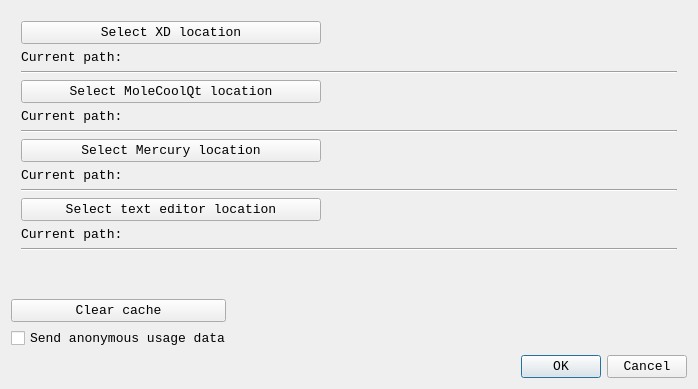
The window that src/pref.ui (mcrav/XDToolkit) describes before a commit, drawn with Qt 5.
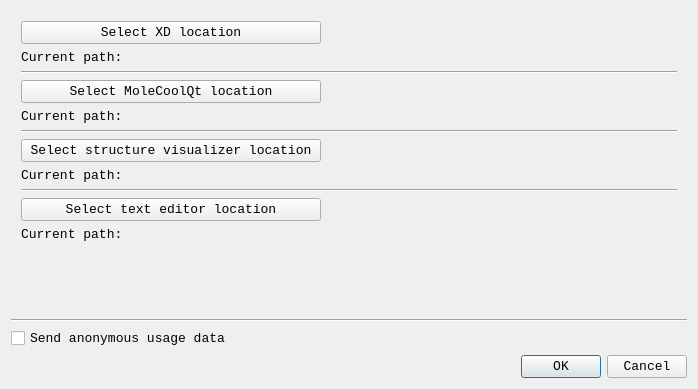
The same window after the commit. Icons and pictures are not drawn.

Patch:
```diff
--- a/src/pref.ui
+++ b/src/pref.ui
@@ -27,6 +27,23 @@
     <normaloff>flatearth.ico</normaloff>flatearth.ico</iconset>
   </property>
   <layout class="QGridLayout" name="gridLayout">
+   <item row="3" column="0">
+    <widget class="QCheckBox" name="anonDatBox">
+     <property name="text">
+      <string>Send anonymous usage data</string>
+     </property>
+    </widget>
+   </item>
+   <item row="5" column="0">
+    <widget class="QDialogButtonBox" name="buttonBox">
+     <property name="orientation">
+      <enum>Qt::Horizontal</enum>
+     </property>
+     <property name="standardButtons">
+      <set>QDialogButtonBox::Cancel|QDialogButtonBox::Ok</set>
+     </property>
+    </widget>
+   </item>
    <item row="0" column="0">
     <layout class="QVBoxLayout" name="verticalLayout_3">
      <property name="leftMargin">
@@ -104,7 +121,7 @@
         </size>
        </property>
        <property name="text">
-        <string>Select Mercury location</string>
+        <string>Select structure visualizer location</string>
        </property>
       </widget>
      </item>
@@ -142,13 +159,6 @@
        </property>
       </widget>
      </item>
-     <item>
-      <widget class="Line" name="line_4">
-       <property name="orientation">
-        <enum>Qt::Horizontal</enum>
-       </property>
-      </widget>
-     </item>
      <item>
       <spacer name="verticalSpacer_2">
        <property name="orientation">
@@ -164,74 +174,13 @@
      </item>
     </layout>
    </item>
-   <item row="5" column="0">
-    <widget class="QDialogButtonBox" name="buttonBox">
+   <item row="2" column="0">
+    <widget class="Line" name="line_5">
      <property name="orientation">
       <enum>Qt::Horizontal</enum>
      </property>
-     <property name="standardButtons">
-      <set>QDialogButtonBox::Cancel|QDialogButtonBox::Ok</set>
-     </property>
     </widget>
    </item>
-   <item row="3" column="0">
-    <widget class="QCheckBox" name="anonDatBox">
-     <property name="text">
-      <string>Send anonymous usage data</string>
-     </property>
-    </widget>
-   </item>
-   <item row="1" column="0">
-    <layout class="QHBoxLayout" name="horizontalLayout">
-     <property name="topMargin">
-      <number>0</number>
-     </property>
-     <item>
-      <widget class="QPushButton" name="clearCacheBut">
-       <property name="minimumSize">
-        <size>
-         <width>215</width>
-         <height>0</height>
-        </size>
-       </property>
-       <property name="maximumSize">
-        <size>
-         <width>215</width>
-         <height>16777215</height>
-        </size>
-       </property>
-       <property name="text">
-        <string>Clear cache</string>
-       </property>
-      </widget>
-     </item>
-     <item>
-      <widget class="QLabel" name="clearCacheLab">
-       <property name="font">
-        <font>
-         <italic>true</italic>
-        </font>
-       </property>
-       <property name="text">
-        <string/>
-       </property>
-      </widget>
-     </item>
-     <item>
-      <spacer name="horizontalSpacer">
-       <property name="orientation">
-        <enum>Qt::Horizontal</enum>
-       </property>
-       <property name="sizeHint" stdset="0">
-        <size>
-         <width>40</width>
-         <height>20</height>
-        </size>
-       </property>
-      </spacer>
-     </item>
-    </layout>
-   </item>
   </layout>
  </widget>
  <resources/>
```
